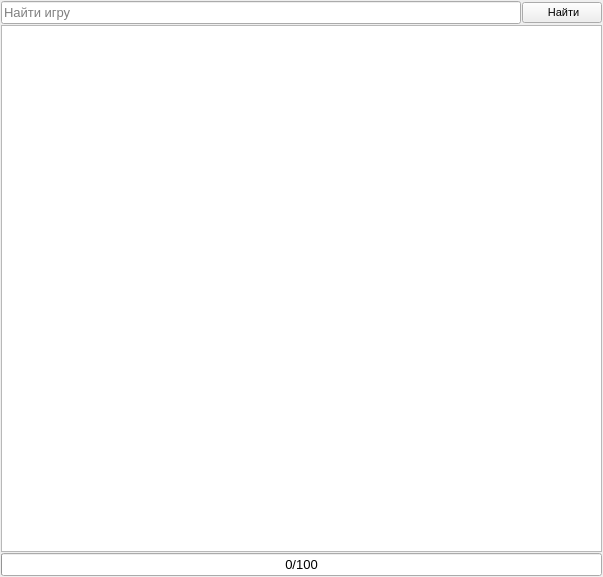
The window that AraSteamManager/subform/formgames.ui (Arankir/AraSteamManager) describes before a commit, drawn with Qt 5.
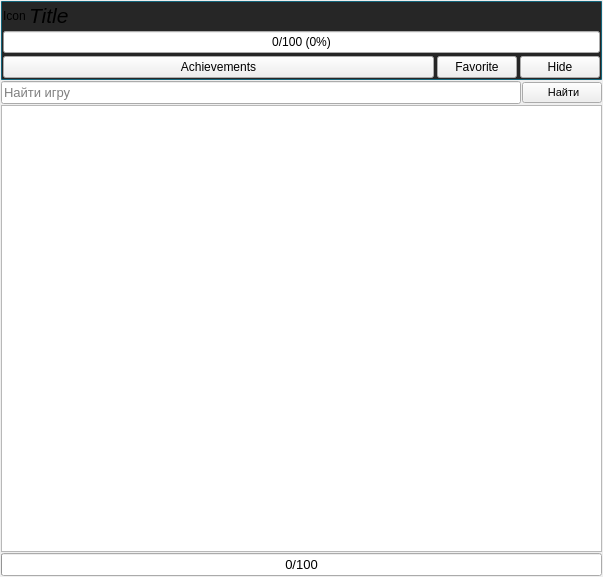
The same window after the commit.

Patch:
```diff
--- a/AraSteamManager/subform/formgames.ui
+++ b/AraSteamManager/subform/formgames.ui
@@ -34,6 +34,114 @@
    <property name="bottomMargin">
     <number>1</number>
    </property>
+   <item>
+    <widget class="QGroupBox" name="GroupBoxGame">
+     <property name="styleSheet">
+      <string notr="true">QGroupBox{
+	border: 1px solid #13657b;
+	background-color: #262626;
+	border-radius: 1px;
+}</string>
+     </property>
+     <layout class="QVBoxLayout" name="verticalLayout_2">
+      <property name="spacing">
+       <number>3</number>
+      </property>
+      <property name="leftMargin">
+       <number>1</number>
+      </property>
+      <property name="topMargin">
+       <number>1</number>
+      </property>
+      <property name="rightMargin">
+       <number>1</number>
+      </property>
+      <property name="bottomMargin">
+       <number>1</number>
+      </property>
+      <item>
+       <layout class="QHBoxLayout" name="horizontalLayout_2">
+        <property name="spacing">
+         <number>3</number>
+        </property>
+        <item>
+         <widget class="QLabel" name="LabelIconGame">
+          <property name="text">
+           <string>Icon</string>
+          </property>
+         </widget>
+        </item>
+        <item>
+         <widget class="QLabel" name="LabelTitleGame">
+          <property name="sizePolicy">
+           <sizepolicy hsizetype="Expanding" vsizetype="Preferred">
+            <horstretch>0</horstretch>
+            <verstretch>0</verstretch>
+           </sizepolicy>
+          </property>
+          <property name="font">
+           <font>
+            <pointsize>16</pointsize>
+            <italic>true</italic>
+           </font>
+          </property>
+          <property name="text">
+           <string>Title</string>
+          </property>
+          <property name="wordWrap">
+           <bool>true</bool>
+          </property>
+         </widget>
+        </item>
+       </layout>
+      </item>
+      <item>
+       <widget class="QProgressBar" name="ProgressBarSelectedGame">
+        <property name="value">
+         <number>0</number>
+        </property>
+        <property name="format">
+         <string>%v/%m (%p%)</string>
+        </property>
+       </widget>
+      </item>
+      <item>
+       <layout class="QHBoxLayout" name="horizontalLayout_3">
+        <property name="spacing">
+         <number>3</number>
+        </property>
+        <item>
+         <widget class="QPushButton" name="ButtonAchievements">
+          <property name="sizePolicy">
+           <sizepolicy hsizetype="Expanding" vsizetype="Fixed">
+            <horstretch>0</horstretch>
+            <verstretch>0</verstretch>
+           </sizepolicy>
+          </property>
+          <property name="text">
+           <string>Achievements</string>
+          </property>
+         </widget>
+        </item>
+        <item>
+         <widget class="QPushButton" name="ButtonFavorite">
+          <property name="text">
+           <string>Favorite</string>
+          </property>
+         </widget>
+        </item>
+        <item>
+         <widget class="QPushButton" name="ButtonHide">
+          <property name="text">
+           <string>Hide</string>
+          </property>
+         </widget>
+        </item>
+       </layout>
+      </item>
+     </layout>
+    </widget>
+   </item>
    <item>
     <layout class="QHBoxLayout" name="horizontalLayout">
      <item>
```
